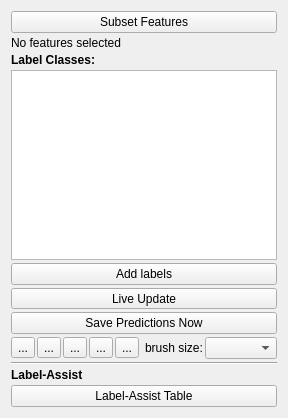
The window that ilastik/applets/objectClassification/labelingDrawer.ui (ilastik/ilastik) describes before a commit, drawn with Qt 5.
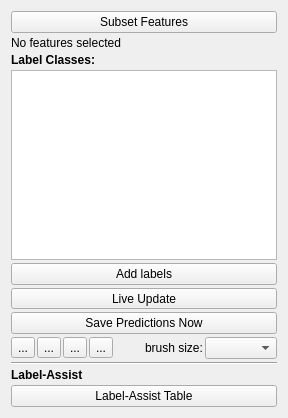
The same window after the commit. Custom widgets are drawn as their Qt base class.

Commit message: Remove redundant button

```diff
--- a/ilastik/applets/objectClassification/labelingDrawer.ui
+++ b/ilastik/applets/objectClassification/labelingDrawer.ui
@@ -160,13 +160,6 @@
 		 </property>
 		</widget>
 	   </item>
-       <item>
-        <widget class="QToolButton" name="thresToolButton">
-         <property name="text">
-          <string>...</string>
-         </property>
-        </widget>
-       </item>
      <item>
         <spacer name="horizontalSpacer_3">
          <property name="orientation">
```
